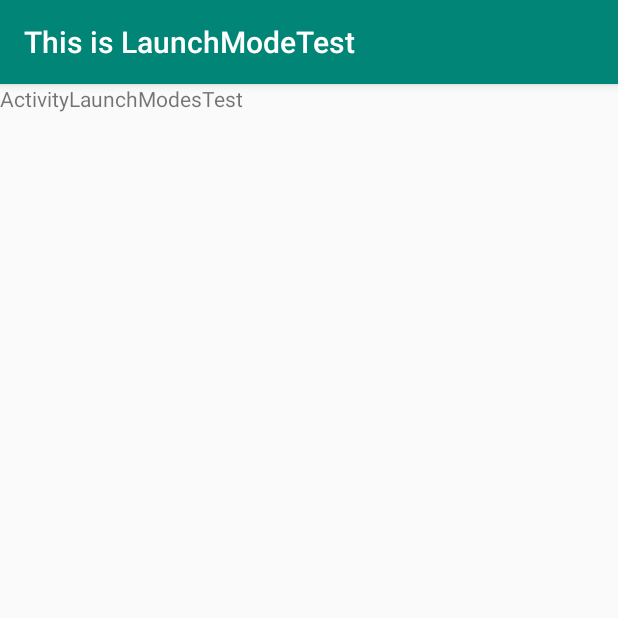
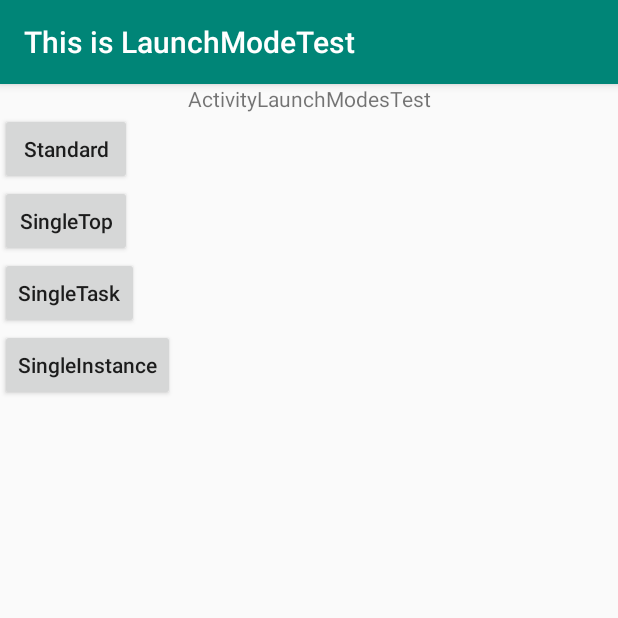
Before and after one commit to StormWangxhu/AndroidBasic, an Android app: the ActivityLaunchModesTest screen opened directly, with no data from a screen before it, on a phone screen of 412 x 824 dp, the top half of it. Run offline under Robolectric (Android 15) with nearby library versions, the phone set to English and light mode, and no system bars; 2 statements that could not run were skipped.

Commit message:
四种启动模式

```diff
--- a/app/src/main/java/com/stormwangxhu/androidbasic/launchmodes/ActivityLaunchModesTest.java
+++ b/app/src/main/java/com/stormwangxhu/androidbasic/launchmodes/ActivityLaunchModesTest.java
@@ -1,7 +1,11 @@
 package com.stormwangxhu.androidbasic.launchmodes;
 
 
+import android.content.Intent;
 import android.os.Bundle;
+import android.util.Log;
+import android.view.View;
+import android.widget.Button;
 
 import com.stormwangxhu.androidbasic.R;
 import com.stormwangxhu.androidbasic.commom.BaseActivity;
@@ -11,9 +15,59 @@ import com.stormwangxhu.androidbasic.commom.BaseActivity;
  */
 public class ActivityLaunchModesTest extends BaseActivity {
 
+    private Button standardButton;
+
+    private Button singleTopButton;
+
+    private Button singleInstanceButton;
+
+    private Button singleTaskButton;
+
     @Override
     protected void onCreate(Bundle savedInstanceState) {
         super.onCreate(savedInstanceState);
+        Log.e("ActivityLaunchModesTest", this.toString());
         setContentView(R.layout.activity_launch_modes_test);
+
+        //标准模式演示
+        standardButton = findViewById(R.id.standard_button);
+        standardButton.setOnClickListener(new View.OnClickListener() {
+            @Override
+            public void onClick(View view) {
+                Intent intent = new Intent(ActivityLaunchModesTest.this, StandardMode.class);
+                startActivity(intent);
+            }
+        });
+
+        //SingleTop模式演示
+        singleTopButton = findViewById(R.id.single_top_button);
+        singleTopButton.setOnClickListener(new View.OnClickListener() {
+            @Override
+            public void onClick(View view) {
+                Intent intent = new Intent(ActivityLaunchModesTest.this, SingleTopMode.class);
+                startActivity(intent);
+            }
+        });
+
+        //SingleTask模式演示
+        singleTaskButton.findViewById(R.id.single_task_button);
+        singleTaskButton.setOnClickListener(new View.OnClickListener() {
+            @Override
+            public void onClick(View view) {
+                Intent intent = new Intent(ActivityLaunchModesTest.this, SingleTaskMode.class);
+                startActivity(intent);
+            }
+        });
+
+        //SingleInstance模式演示
+        singleInstanceButton = findViewById(R.id.single_instance_button);
+        singleInstanceButton.setOnClickListener(new View.OnClickListener() {
+            @Override
+            public void onClick(View view) {
+                Intent intent = new Intent(ActivityLaunchModesTest.this, SingleInstanceMode.class);
+                startActivity(intent);
+            }
+        });
+
     }
 }
--- a/app/src/main/res/layout/activity_first.xml
+++ b/app/src/main/res/layout/activity_first.xml
@@ -19,11 +19,6 @@
         android:hint="Describe what you see here "
         android:maxLines="2" />
 
-    <ProgressBar
-        android:id="@+id/progess_bar"
-        android:layout_width="match_parent"
-        android:layout_height="wrap_content" />
-
     <ImageView
         android:layout_width="match_parent"
         android:layout_height="wrap_content"
--- a/app/src/main/res/layout/activity_launch_modes_test.xml
+++ b/app/src/main/res/layout/activity_launch_modes_test.xml
@@ -7,6 +7,38 @@
     <TextView
         android:layout_width="match_parent"
         android:layout_height="wrap_content"
+        android:gravity="center"
         android:text="ActivityLaunchModesTest" />
 
+
+    <Button
+        android:id="@+id/standard_button"
+        android:layout_width="wrap_content"
+        android:layout_height="wrap_content"
+        android:textAllCaps="false"
+        android:text="Standard"/>
+
+    <Button
+        android:id="@+id/single_top_button"
+        android:layout_width="wrap_content"
+        android:layout_height="wrap_content"
+        android:textAllCaps="false"
+        android:text="SingleTop"/>
+
+    <Button
+        android:id="@+id/single_task_button"
+        android:layout_width="wrap_content"
+        android:layout_height="wrap_content"
+        android:textAllCaps="false"
+        android:text="SingleTask"/>
+
+
+    <Button
+        android:id="@+id/single_instance_button"
+        android:layout_width="wrap_content"
+        android:layout_height="wrap_content"
+        android:textAllCaps="false"
+        android:text="SingleInstance"/>
+
+
 </LinearLayout>
--- a/app/src/main/res/layout/activity_second.xml
+++ b/app/src/main/res/layout/activity_second.xml
@@ -18,4 +18,9 @@
         android:text="Show FirstActivity Time"
         android:textAllCaps="false" />
 
+    <ProgressBar
+        android:id="@+id/progess_bar"
+        android:layout_width="match_parent"
+        android:layout_height="wrap_content" />
+
 </LinearLayout>
```
Also changed, not shown: app/src/main/AndroidManifest.xml (+18 -3 lines), app/src/main/java/com/stormwangxhu/androidbasic/basedemo/FirstActivity.java (+7 -22 lines), app/src/main/java/com/stormwangxhu/androidbasic/basedemo/SecondActivity.java (+4 -3 lines), app/src/main/java/com/stormwangxhu/androidbasic/launchmodes/SingleInstanceMode.java (added, +19 -0 lines), app/src/main/java/com/stormwangxhu/androidbasic/launchmodes/SingleTaskMode.java (added, +19 -0 lines), app/src/main/java/com/stormwangxhu/androidbasic/launchmodes/SingleTopMode.java (added, +19 -0 lines), app/src/main/java/com/stormwangxhu/androidbasic/launchmodes/StandardMode.java (added, +46 -0 lines), app/src/main/res/layout/activity_single_instance_mode.xml (added, +14 -0 lines), app/src/main/res/layout/activity_single_task_mode.xml (added, +14 -0 lines), app/src/main/res/layout/activity_single_top_mode.xml (added, +14 -0 lines), app/src/main/res/layout/activity_standard_mode.xml (added, +15 -0 lines).
